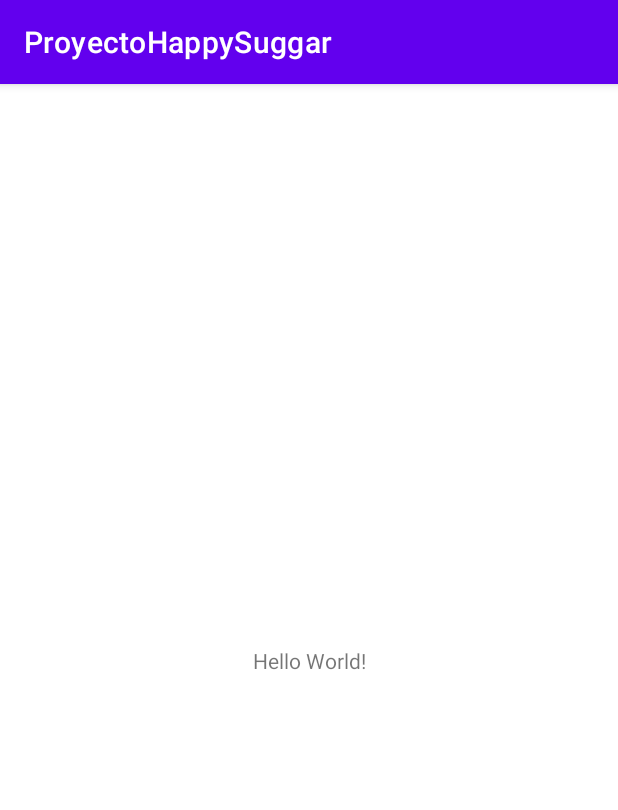
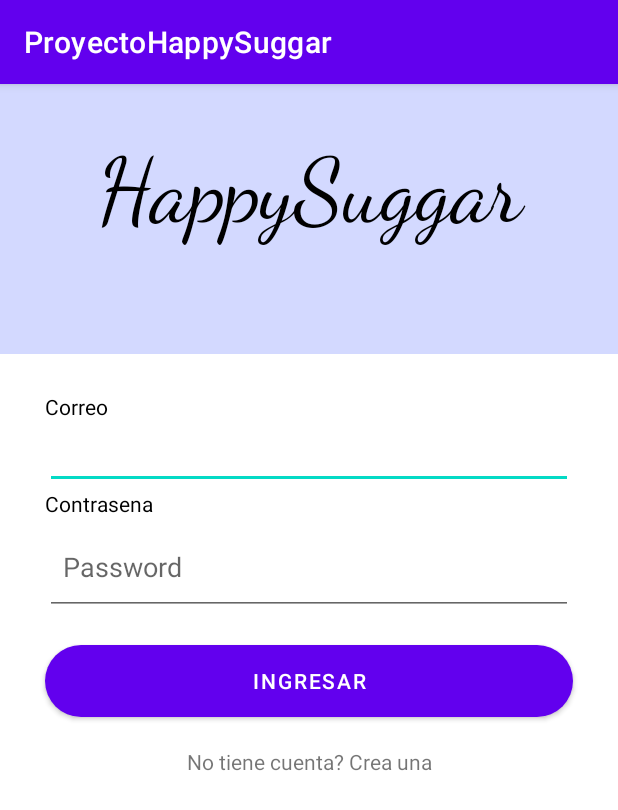
Before and after one commit to xDreamslol/ProyectoHappySuggar, an Android app: the screen it shows after launch (MainActivity), on a phone screen of 412 x 824 dp. Shown: the top 810 px of the screen. Run offline under Robolectric (Android 15) with nearby library versions, the phone set to English and light mode, and no system bars.

Commit message:
Se agrega login

```diff
--- /dev/null
+++ b/app/src/main/res/drawable/button_bg.xml
@@ -0,0 +1,11 @@
+<?xml version="1.0" encoding="utf-8"?>
+<shape xmlns:android="http://schemas.android.com/apk/res/android">
+    <gradient
+        android:startColor="#7613ff"
+        android:endColor="#f91cff"
+        >
+
+    </gradient>
+    <corners android:radius="50dp">
+    </corners>
+</shape>
--- a/app/src/main/res/layout/activity_main.xml
+++ b/app/src/main/res/layout/activity_main.xml
@@ -1,18 +1,69 @@
 <?xml version="1.0" encoding="utf-8"?>
-<androidx.constraintlayout.widget.ConstraintLayout xmlns:android="http://schemas.android.com/apk/res/android"
+<LinearLayout xmlns:android="http://schemas.android.com/apk/res/android"
     xmlns:app="http://schemas.android.com/apk/res-auto"
     xmlns:tools="http://schemas.android.com/tools"
+    android:orientation="vertical"
     android:layout_width="match_parent"
     android:layout_height="match_parent"
-    tools:context=".MainActivity">
+    tools:context=".MainActivity"
+    >
 
     <TextView
-        android:layout_width="wrap_content"
+        android:layout_width="match_parent"
+        android:layout_height="180dp"
+        android:text="HappySuggar"
+        android:paddingVertical="35dp"
+        android:textAlignment="center"
+        android:textSize="60sp"
+        android:fontFamily="cursive"
+        android:textColor="#000"
+        android:background="@drawable/bg"
+        android:layout_marginBottom="25dp"
+        />
+    <TextView
+        android:layout_width="match_parent"
+        android:layout_marginHorizontal="30dp"
         android:layout_height="wrap_content"
-        android:text="Hello World!"
-        app:layout_constraintBottom_toBottomOf="parent"
-        app:layout_constraintLeft_toLeftOf="parent"
-        app:layout_constraintRight_toRightOf="parent"
-        app:layout_constraintTop_toTopOf="parent" />
+        android:text="Correo"
+        android:textColor="#000"
+        />
+    <EditText
+        android:layout_width="match_parent"
+        android:layout_height="wrap_content"
+        android:text=""
+        android:layout_marginHorizontal="30dp"
+        />
+    <TextView
+        android:layout_width="match_parent"
+        android:layout_marginHorizontal="30dp"
+        android:layout_height="wrap_content"
+        android:text="Contrasena"
+        android:textColor="#000"
+        />
+    <EditText
+        android:layout_width="match_parent"
+        android:layout_height="wrap_content"
+        android:hint="Password"
+        android:inputType="textPassword"
+        android:paddingHorizontal="12dp"
+        android:paddingVertical="20dp"
+        android:layout_marginHorizontal="30dp"
+        />
 
-</androidx.constraintlayout.widget.ConstraintLayout>
+    <Button
+        android:layout_width="match_parent"
+        android:layout_height="wrap_content"
+        android:text="Ingresar"
+        android:layout_marginHorizontal="30dp"
+        android:layout_marginVertical="20dp"
+        android:background="@drawable/button_bg"
+        android:textColor="#FFFF"
+        />
+    <TextView
+        android:layout_width="match_parent"
+        android:layout_height="wrap_content"
+        android:text="No tiene cuenta? Crea una"
+        android:layout_marginHorizontal="30dp"
+        android:textAlignment="center"
+        />
+</LinearLayout>
```
Also changed, not shown: app/src/main/res/drawable/bg.jpg (added).
